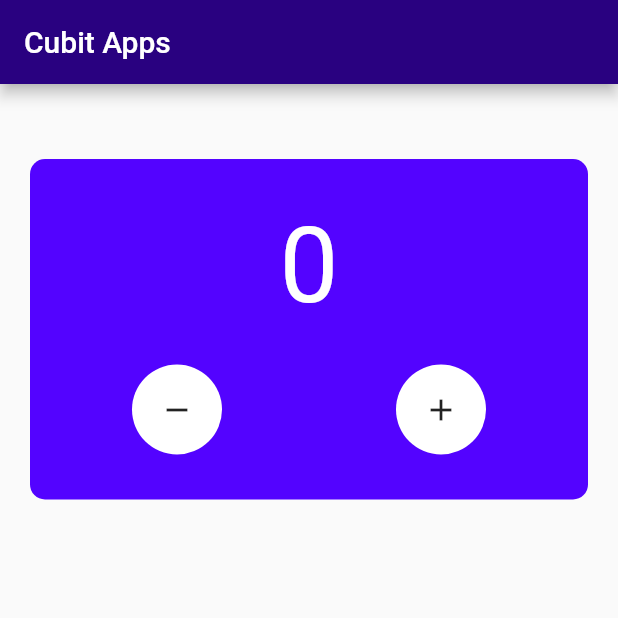
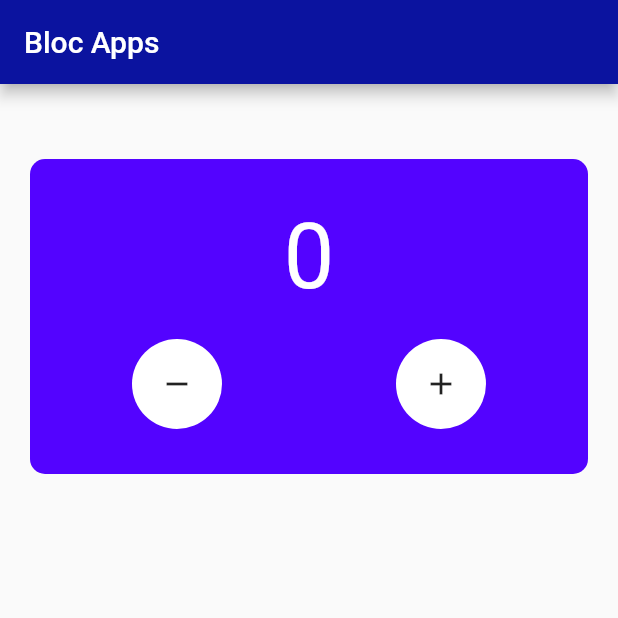
Before and after one commit to al-chakim/Belajar-Bloc-State, a Flutter app: the screen it shows after launch, after a tap on the "remove" icon, after a tap on the "add" icon, on a phone screen of 412 x 824 dp, the top half of it. Run offline on Flutter 3.47's test engine with Material 2 defaults, Android fonts, the phone set to English and light mode, and no system bars; our stand-ins replace bloc, flutter_bloc.

Commit message:
ubah struktur file

```diff
--- /dev/null
+++ b/lib/bloc/counter.dart
@@ -0,0 +1,25 @@
+import 'package:bloc/bloc.dart';
+
+class Nge extends Cubit<int> {
+  Nge({this.init = 0}) : super(init);
+
+  int init;
+
+  void increm() => emit(state + 1);
+
+  void decrem() => emit(state - 1);
+
+  @override
+  void onChange(Change<int> change) {
+    // TODO: implement onChange
+    super.onChange(change);
+    print(change);
+  }
+
+  @override
+  void onError(Object error, StackTrace stackTrace) {
+    // TODO: implement onError
+    super.onError(error, stackTrace);
+    print(error);
+  }
+}
--- a/lib/main.dart
+++ b/lib/main.dart
@@ -1,5 +1,5 @@
+import 'package:blocer/pages/home.dart';
 import 'package:flutter/material.dart';
-import 'package:flutter_bloc/flutter_bloc.dart';
 
 void main() => runApp(MyApp());
 
@@ -9,106 +9,8 @@ class MyApp extends StatelessWidget {
   @override
   Widget build(BuildContext context) {
     return MaterialApp(
+      debugShowCheckedModeBanner: false,
       home: Home(),
-      debugShowCheckedModeBanner: false,
     );
   }
 }
-
-class Nge extends Cubit<int>{
-  //Nge(super.initialState);
-  //Nge(): super(0);
-  Nge({this.angkaCounter = 0}): super(angkaCounter);
-
-  int angkaCounter;
-
-  void tambah(){
-    emit(state + 1);
-  }
-
-  void kurang(){
-    emit(state - 1);
-  }
-}
-
-class Home extends StatelessWidget {
-
-  Nge tot = Nge();
-
-  @override
-  Widget build(BuildContext context) {
-    return Scaffold(
-      appBar: AppBar(
-        title: Text('Cubit Apps'),
-        backgroundColor: Color.fromARGB(255, 41, 1, 128),
-      ),
-      body: SafeArea(
-        child: ListView(
-          children: [
-            Container(
-              margin: EdgeInsets.symmetric(horizontal: 20, vertical: 50),
-              padding: EdgeInsets.symmetric(horizontal: 10, vertical: 30),
-              decoration: BoxDecoration(
-                color: Color.fromARGB(255, 83, 3, 255),
-                borderRadius: BorderRadius.circular(10)
-              ),
-              child: Center(
-                child: Column(
-                  children: [
-                    StreamBuilder(
-                      initialData: tot.angkaCounter,
-                      stream: tot.stream,
-                      builder: (context, snapshot){
-                        return Text(
-                          '${snapshot.data}',
-                          style: TextStyle(
-                            fontSize: 70,
-                            color: Colors.white
-                          ),
-                        );
-                      }
-                    ),
-                    SizedBox(height: 25,),
-                    Row(
-                      mainAxisAlignment: MainAxisAlignment.spaceAround,
-                      children: [
-                        Container(
-                          height: 60,
-                          width: 60,
-                          decoration: BoxDecoration(
-                            color: Colors.white,
-                            borderRadius: BorderRadius.circular(50)
-                          ),
-                          child: IconButton(
-                            onPressed: () {
-                              tot.kurang();
-                            },
-                            icon: Icon(Icons.remove)
-                          ),
-                        ),
-                        Container(
-                          height: 60,
-                          width: 60,
-                          decoration: BoxDecoration(
-                            color: Colors.white,
-                            borderRadius: BorderRadius.circular(50)
-                          ),
-                          child: IconButton(
-                            onPressed: () {
-                              tot.tambah();
-                            },
-                            icon: Icon(Icons.add)
-                          ),
-                        ),
-                      ],
-                    )
-                  ],
-                ),
-              ),
-            )
-          ],
-        )
-      )
-    );
-  }
-}
--- /dev/null
+++ b/lib/pages/home.dart
@@ -0,0 +1,84 @@
+import 'package:blocer/bloc/counter.dart';
+import 'package:flutter/material.dart';
+import 'package:flutter_bloc/flutter_bloc.dart';
+
+class Home extends StatelessWidget {
+  Nge tot = Nge();
+
+  @override
+  Widget build(BuildContext context) {
+    return Scaffold(
+      appBar: AppBar(
+        title: Text('Bloc Apps'),
+        backgroundColor: Color.fromARGB(255, 11, 19, 159),
+      ),
+      body: SafeArea(
+          child: ListView(
+        children: [
+          Container(
+            margin: EdgeInsets.symmetric(horizontal: 20, vertical: 50),
+            padding: EdgeInsets.symmetric(horizontal: 10, vertical: 30),
+            decoration: BoxDecoration(
+                color: Color.fromARGB(255, 83, 3, 255),
+                borderRadius: BorderRadius.circular(10)),
+            child: Column(
+              children: [
+                BlocBuilder<Nge, int>(
+                  bloc: tot,
+                  builder: (context, state) {
+                    return Text(
+                      '$state',
+                      style: TextStyle(fontSize: 60, color: Colors.white),
+                    );
+                  },
+                ),
+                // StreamBuilder(
+                //   initialData: tot.init,
+                //   stream: tot.stream,
+                //   builder: (context, snapshot) {
+                //     return Text(
+                //       '${snapshot.data}',
+                //       style: TextStyle(fontSize: 60, color: Colors.white),
+                //     );
+                //   },
+                // ),
+                SizedBox(
+                  height: 20,
+                ),
+                Row(
+                  mainAxisAlignment: MainAxisAlignment.spaceAround,
+                  children: [
+                    Container(
+                      height: 60,
+                      width: 60,
+                      decoration: BoxDecoration(
+                          color: Colors.white,
+                          borderRadius: BorderRadius.circular(50)),
+                      child: IconButton(
+                          onPressed: () {
+                            tot.decrem();
+                          },
+                          icon: Icon(Icons.remove)),
+                    ),
+                    Container(
+                      height: 60,
+                      width: 60,
+                      decoration: BoxDecoration(
+                          color: Colors.white,
+                          borderRadius: BorderRadius.circular(50)),
+                      child: IconButton(
+                          onPressed: () {
+                            tot.increm();
+                          },
+                          icon: Icon(Icons.add)),
+                    ),
+                  ],
+                )
+              ],
+            ),
+          ),
+        ],
+      )),
+    );
+  }
+}
```
